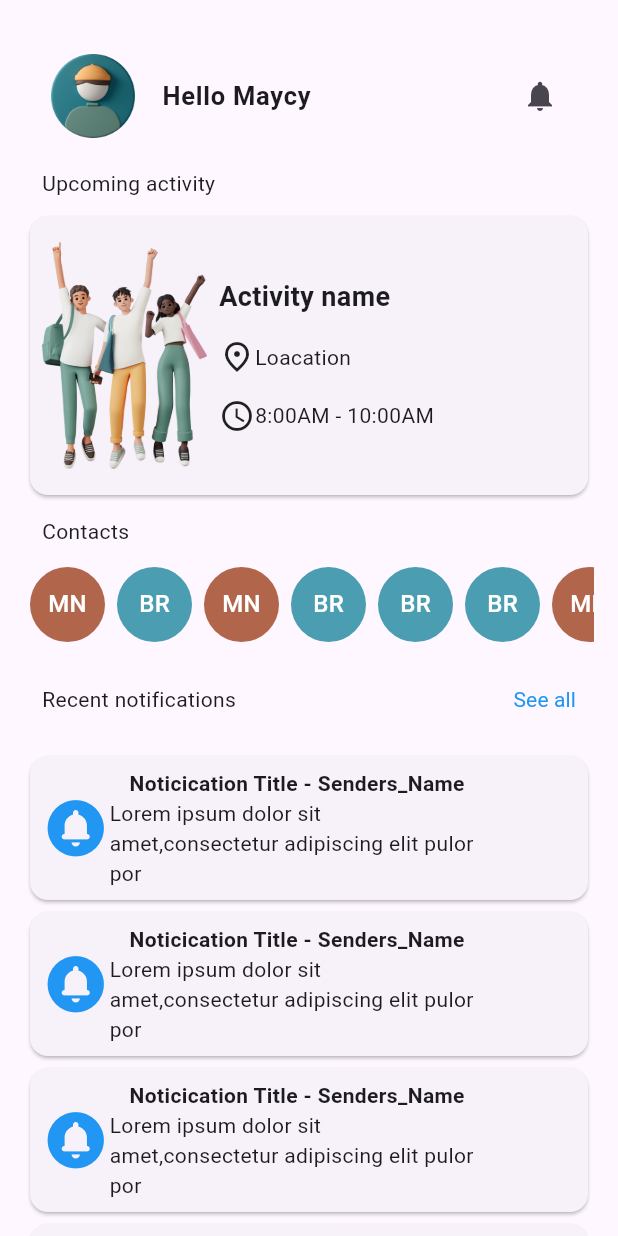
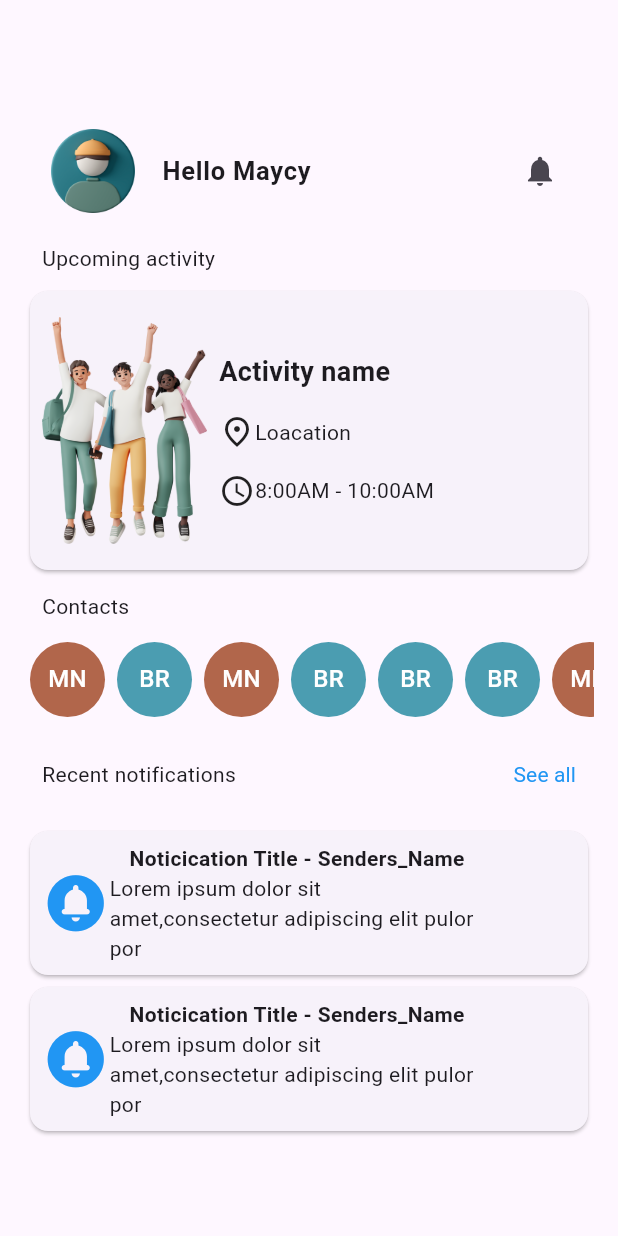
Before and after one commit to dita-daystaruni/orientation_ap, a Flutter app: the HomePage screen opened by its route, on a phone screen of 412 x 824 dp. Run offline on Flutter 3.47's test engine with Material 3 defaults, Android fonts, the phone set to English and light mode, and no system bars; our stand-ins replace get.

Commit message:
fix: the scrolling effect on the homepage

```diff
--- a/lib/pages/home_page.dart
+++ b/lib/pages/home_page.dart
@@ -7,8 +7,7 @@ class HomePage extends StatelessWidget {
   @override
   Widget build(BuildContext context) {
     return Scaffold(
-      body: SingleChildScrollView(
-        child: Padding(
+      body: Padding(
         padding: const EdgeInsets.all(16.0),
         child: Column(
           mainAxisAlignment: MainAxisAlignment.center,
@@ -90,6 +89,7 @@ class HomePage extends StatelessWidget {
             const SizedBox(
               height: 10,
             ),
+            // TODO Convert To A List View Builder
             const SingleChildScrollView(
               scrollDirection: Axis.horizontal,
               child: Row(
@@ -306,103 +306,9 @@ class HomePage extends StatelessWidget {
                 ),
               ),
             ),
-              const Card(
-                child: Padding(
-                  padding: EdgeInsets.all(8.0),
-                  child: Row(
-                    children: [
-                      Icon(
-                        Icons.circle_notifications_rounded,
-                        size: 45,
-                        color: Colors.blue,
-                      ),
-                      SizedBox(
-                        height: 80,
-                        width: 250,
-                        child: Column(
-                          mainAxisAlignment: MainAxisAlignment.start,
-                          children: [
-                            Text(
-                              "Noticication Title - Senders_Name",
-                              style: TextStyle(fontWeight: FontWeight.bold),
-                            ),
-                            Text(
-                              "Lorem ipsum dolor sit amet,consectetur adipiscing elit pulor por",
-                              style: TextStyle(fontWeight: FontWeight.normal),
-                            ),
+            //End of card
+            //end of another card
           ],
-                        ),
-                      )
-                    ],
-                  ),
-                ),
-              ),
-              //End of card
-              const Card(
-                child: Padding(
-                  padding: EdgeInsets.all(8.0),
-                  child: Row(
-                    children: [
-                      Icon(
-                        Icons.circle_notifications_rounded,
-                        size: 45,
-                        color: Colors.blue,
-                      ),
-                      SizedBox(
-                        height: 80,
-                        width: 250,
-                        child: Column(
-                          mainAxisAlignment: MainAxisAlignment.start,
-                          children: [
-                            Text(
-                              "Noticication Title - Senders_Name",
-                              style: TextStyle(fontWeight: FontWeight.bold),
-                            ),
-                            Text(
-                              "Lorem ipsum dolor sit amet,consectetur adipiscing elit pulor por",
-                              style: TextStyle(fontWeight: FontWeight.normal),
-                            ),
-                          ],
-                        ),
-                      )
-                    ],
-                  ),
-                ),
-              ),
-              //end of another card
-              const Card(
-                child: Padding(
-                  padding: EdgeInsets.all(8.0),
-                  child: Row(
-                    children: [
-                      Icon(
-                        Icons.circle_notifications_rounded,
-                        size: 45,
-                        color: Colors.blue,
-                      ),
-                      SizedBox(
-                        height: 80,
-                        width: 250,
-                        child: Column(
-                          mainAxisAlignment: MainAxisAlignment.start,
-                          children: [
-                            Text(
-                              "Noticication Title - Senders_Name",
-                              style: TextStyle(fontWeight: FontWeight.bold),
-                            ),
-                            Text(
-                              "Lorem ipsum dolor sit amet,consectetur adipiscing elit pulor por",
-                              style: TextStyle(fontWeight: FontWeight.normal),
-                            ),
-                          ],
-                        ),
-                      )
-                    ],
-                  ),
-                ),
-              )
-            ],
-          ),
         ),
       ),
     );
```
Lines whose indentation alone changed are shown as unchanged.
